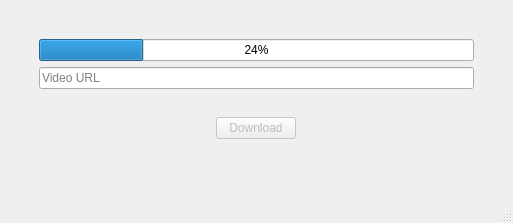
Old version of the form app/ui/mainWindow.ui in the repository Wholffe/YoutubeToMp3Converter.
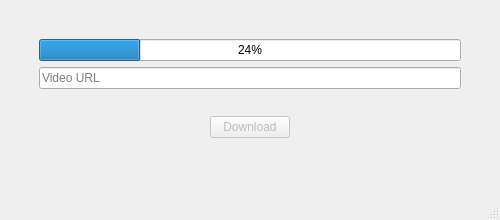
New version of the form.

Patch:
```diff
--- a/app/ui/mainWindow.ui
+++ b/app/ui/mainWindow.ui
@@ -6,8 +6,8 @@
    <rect>
     <x>0</x>
     <y>0</y>
-    <width>513</width>
-    <height>223</height>
+    <width>500</width>
+    <height>220</height>
    </rect>
   </property>
   <property name="windowTitle">
```
